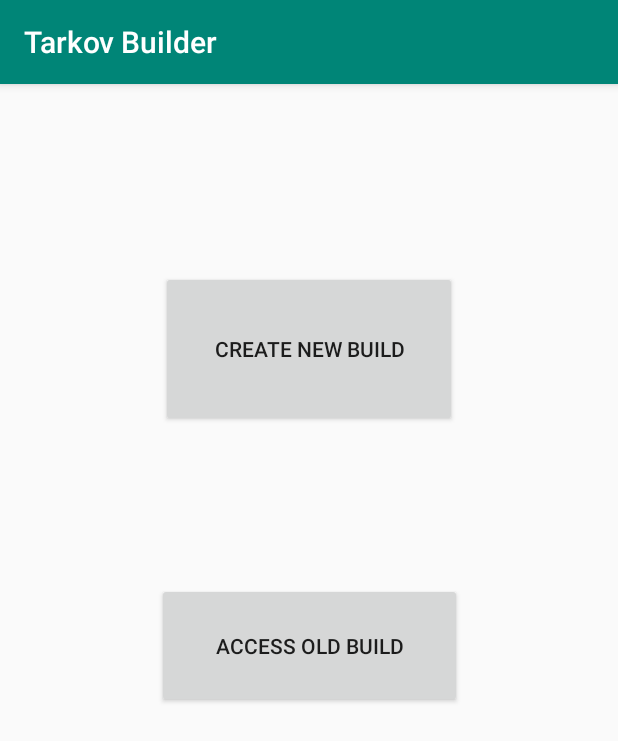
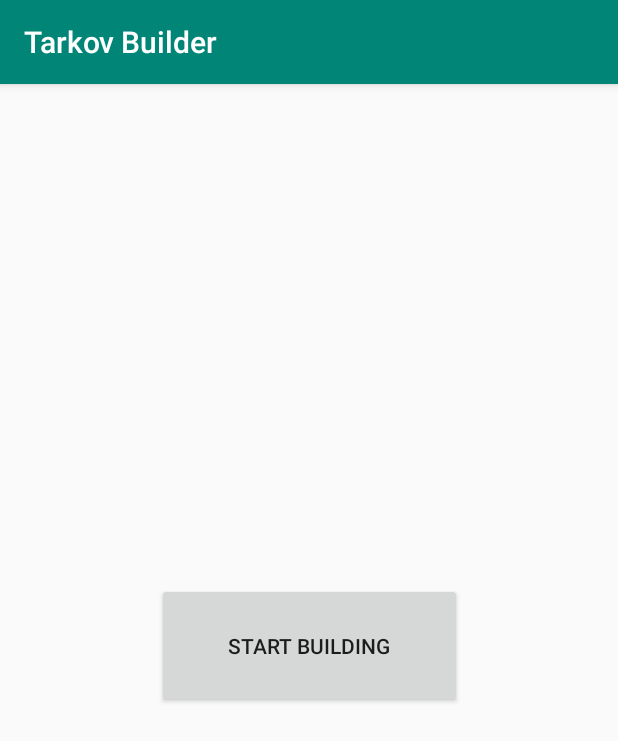
Before and after one commit to RoastedThirdofaMango/CS125-Tarkov-Builder, an Android app: the screen it shows after launch (MainActivity), on a phone screen of 412 x 824 dp. Shown: the top 741 px of the screen. Run offline under Robolectric (Android 15) with nearby library versions, the phone set to English and light mode, and no system bars; 18 statements that could not run were skipped.

Commit message:
fixed main activity and deleted newbuild

```diff
--- a/app/src/main/AndroidManifest.xml
+++ b/app/src/main/AndroidManifest.xml
@@ -11,7 +11,6 @@
         android:supportsRtl="true"
         android:theme="@style/AppTheme"
         tools:ignore="GoogleAppIndexingWarning">
-        <activity android:name=".MainBuild"></activity>
         <activity android:name=".MainActivity">
             <intent-filter>
                 <action android:name="android.intent.action.MAIN" />
@@ -19,7 +18,7 @@
                 <category android:name="android.intent.category.LAUNCHER" />
             </intent-filter>
         </activity>
-        <activity android:name=".newBuildActivity" />
+        <activity android:name=".MainBuild"></activity>
     </application>
 
 </manifest>
--- a/app/src/main/java/com/example/tarkovbuilder/MainActivity.java
+++ b/app/src/main/java/com/example/tarkovbuilder/MainActivity.java
@@ -32,13 +32,8 @@ public class MainActivity extends AppCompatActivity {
      *Sets up the UI.
      */
     private void setUpUI() {
-        Button newBuild = findViewById(R.id.createNewBuild);
-        newBuild.setOnClickListener(v -> {
-            Intent intent = new Intent(this, newBuildActivity.class);
-            startActivity(intent);
-        });
-        Button oldBuild = findViewById(R.id.accessOldBuild);
-        oldBuild.setOnClickListener(v -> {
+        Button mainBuild = findViewById(R.id.accessMainBuild);
+        mainBuild.setOnClickListener(v -> {
             Intent intent = new Intent(this, MainBuild.class);
             startActivity(intent);
         });
--- a/app/src/main/res/layout/activity_main.xml
+++ b/app/src/main/res/layout/activity_main.xml
@@ -7,7 +7,7 @@
     tools:context=".MainActivity">
 
     <Button
-        android:id="@+id/accessOldBuild"
+        android:id="@+id/accessMainBuild"
         android:layout_width="203dp"
         android:layout_height="83dp"
         android:text="@string/old_name"
@@ -18,25 +18,9 @@
         app:layout_constraintTop_toTopOf="parent"
         app:layout_constraintBottom_toBottomOf="parent"
         android:layout_marginBottom="20dp"
-        app:layout_constraintTop_toBottomOf="@+id/createNewBuild"
         tools:layout_editor_absoluteX="115dp"
         tools:layout_editor_absoluteY="402dp" />
 
-    <Button
-        android:id="@+id/createNewBuild"
-        android:layout_width="197dp"
-        android:layout_height="104dp"
-        android:text="@string/create_name"
-        app:layout_constraintVertical_bias="0.5"
-        app:layout_constraintHorizontal_bias="0.5"
-        app:layout_constraintLeft_toLeftOf="parent"
-        app:layout_constraintRight_toRightOf="parent"
-        app:layout_constraintTop_toTopOf="parent"
-        app:layout_constraintBottom_toBottomOf="parent"
-        android:layout_marginTop="20dp"
-        app:layout_constraintBottom_toTopOf="@+id/accessOldBuild"
-        android:visibility="visible"
-        tools:layout_editor_absoluteX="115dp"
-        tools:layout_editor_absoluteY="229dp" />
+
 
 </androidx.constraintlayout.widget.ConstraintLayout>
--- a/app/src/main/res/values/strings.xml
+++ b/app/src/main/res/values/strings.xml
@@ -3,7 +3,7 @@
 
     <string name="create_name">Create New Build</string>
 
-    <string name="old_name">Access Old Build</string>
+    <string name="old_name">Start Building</string>
 
     <string name="grip_name">Grip</string>
 
```
Also changed, not shown: app/src/main/java/com/example/tarkovbuilder/newBuildActivity.java (deleted, +0 -227 lines).
